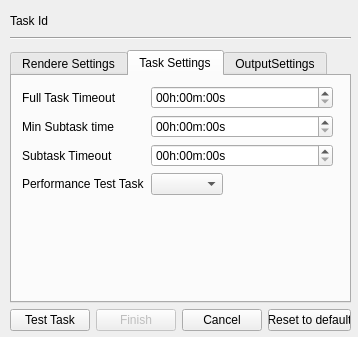
First picture: the form in poc/golemPy/examples/gnr/ui/NewTaskDialog.ui, repository golemfactory/clay, before the edit.
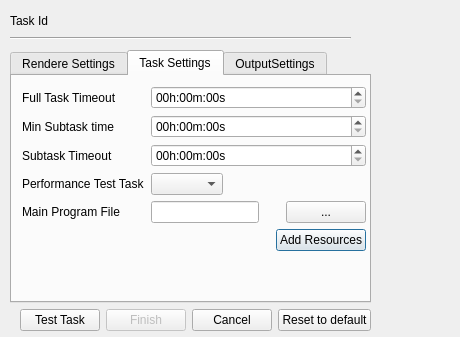
Second picture: the form after the edit. The open tabs and pages were chosen to show the change.

```diff
--- a/poc/golemPy/examples/gnr/ui/NewTaskDialog.ui
+++ b/poc/golemPy/examples/gnr/ui/NewTaskDialog.ui
@@ -9,7 +9,7 @@
    <rect>
     <x>0</x>
     <y>0</y>
-    <width>358</width>
+    <width>460</width>
     <height>337</height>
    </rect>
   </property>
@@ -27,7 +27,7 @@
     <rect>
      <x>10</x>
      <y>50</y>
-     <width>341</width>
+     <width>361</width>
      <height>281</height>
     </rect>
    </property>
@@ -134,8 +134,8 @@
          <rect>
           <x>10</x>
           <y>10</y>
-          <width>311</width>
-          <height>171</height>
+          <width>344</width>
+          <height>174</height>
          </rect>
         </property>
         <layout class="QFormLayout" name="formLayout_2">
@@ -198,6 +198,99 @@
            </property>
           </widget>
          </item>
+         <item row="5" column="1">
+          <layout class="QHBoxLayout" name="horizontalLayout_8">
+           <property name="topMargin">
+            <number>0</number>
+           </property>
+           <item>
+            <spacer name="horizontalSpacer_7">
+             <property name="orientation">
+              <enum>Qt::Horizontal</enum>
+             </property>
+             <property name="sizeHint" stdset="0">
+              <size>
+               <width>40</width>
+               <height>20</height>
+              </size>
+             </property>
+            </spacer>
+           </item>
+           <item>
+            <widget class="QPushButton" name="addResourceButton">
+             <property name="text">
+              <string>Add Resources</string>
+             </property>
+            </widget>
+           </item>
+          </layout>
+         </item>
+         <item row="4" column="0">
+          <widget class="QLabel" name="label_14">
+           <property name="text">
+            <string>Main Program File</string>
+           </property>
+          </widget>
+         </item>
+         <item row="4" column="1">
+          <layout class="QHBoxLayout" name="horizontalLayout_9">
+           <item>
+            <widget class="QLineEdit" name="mainProgramFileLineEdit">
+             <property name="sizePolicy">
+              <sizepolicy hsizetype="Fixed" vsizetype="Fixed">
+               <horstretch>0</horstretch>
+               <verstretch>0</verstretch>
+              </sizepolicy>
+             </property>
+            </widget>
+           </item>
+           <item>
+            <spacer name="horizontalSpacer_8">
+             <property name="orientation">
+              <enum>Qt::Horizontal</enum>
+             </property>
+             <property name="sizeHint" stdset="0">
+              <size>
+               <width>40</width>
+               <height>20</height>
+              </size>
+             </property>
+            </spacer>
+           </item>
+           <item>
+            <spacer name="horizontalSpacer_9">
+             <property name="orientation">
+              <enum>Qt::Horizontal</enum>
+             </property>
+             <property name="sizeHint" stdset="0">
+              <size>
+               <width>40</width>
+               <height>20</height>
+              </size>
+             </property>
+            </spacer>
+           </item>
+           <item>
+            <widget class="QPushButton" name="chooseMainProgramFileButton">
+             <property name="sizePolicy">
+              <sizepolicy hsizetype="Minimum" vsizetype="Fixed">
+               <horstretch>0</horstretch>
+               <verstretch>0</verstretch>
+              </sizepolicy>
+             </property>
+             <property name="maximumSize">
+              <size>
+               <width>100</width>
+               <height>16777215</height>
+              </size>
+             </property>
+             <property name="text">
+              <string>...</string>
+             </property>
+            </widget>
+           </item>
+          </layout>
+         </item>
         </layout>
        </widget>
       </widget>
@@ -291,70 +384,6 @@
                </item>
               </layout>
              </item>
-             <item row="4" column="0">
-              <widget class="QLabel" name="label_12">
-               <property name="text">
-                <string>Main Program File</string>
-               </property>
-              </widget>
-             </item>
-             <item row="4" column="1">
-              <layout class="QHBoxLayout" name="horizontalLayout_4">
-               <item>
-                <widget class="QLineEdit" name="mainProgramFileLineEdit">
-                 <property name="sizePolicy">
-                  <sizepolicy hsizetype="Fixed" vsizetype="Fixed">
-                   <horstretch>0</horstretch>
-                   <verstretch>0</verstretch>
-                  </sizepolicy>
-                 </property>
-                </widget>
-               </item>
-               <item>
-                <spacer name="horizontalSpacer_4">
-                 <property name="orientation">
-                  <enum>Qt::Horizontal</enum>
-                 </property>
-                 <property name="sizeHint" stdset="0">
-                  <size>
-                   <width>40</width>
-                   <height>20</height>
-                  </size>
-                 </property>
-                </spacer>
-               </item>
-               <item>
-                <widget class="QPushButton" name="chooseMainProgramFileButton">
-                 <property name="sizePolicy">
-                  <sizepolicy hsizetype="Minimum" vsizetype="Fixed">
-                   <horstretch>0</horstretch>
-                   <verstretch>0</verstretch>
-                  </sizepolicy>
-                 </property>
-                 <property name="maximumSize">
-                  <size>
-                   <width>100</width>
-                   <height>16777215</height>
-                  </size>
-                 </property>
-                 <property name="text">
-                  <string>...</string>
-                 </property>
-                </widget>
-               </item>
-              </layout>
-             </item>
-             <item row="5" column="1">
-              <layout class="QHBoxLayout" name="horizontalLayout_7">
-               <item>
-                <widget class="QPushButton" name="addResourceButton">
-                 <property name="text">
-                  <string>Add Resources</string>
-                 </property>
-                </widget>
-               </item>
-              </layout>
-             </item>
              <item row="2" column="0">
               <widget class="QLabel" name="label_11">
                <property name="text">
```
Left out of the diff: 3 changed lines with no effect on the pictures.
